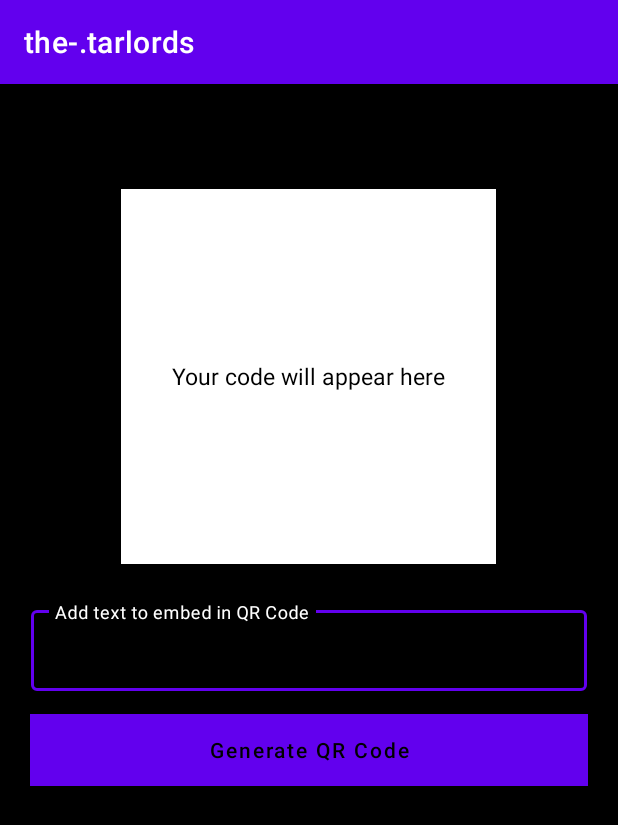
After one commit to CMPUT301W24T13/the-.tarlords, an Android app: the GenerateQRCodeActivity screen opened directly, with no data from a screen before it, on a phone screen of 412 x 824 dp. The commit adds this screen. Shown: the top 825 px of the screen. Run offline under Robolectric (Android 15) with nearby library versions, the phone set to English and light mode, and no system bars; libraries missing offline, so code that uses them is left out: androidmads.library.qrgenearator.

Commit message:
Added QR code scanning and generating
Still need to test as well as figure out how to save the QRcodes

```diff
--- /dev/null
+++ b/code/app/src/main/java/com/example/the_tarlords/ui/GenerateQRCodeActivity.java
@@ -0,0 +1,71 @@
+package com.example.the_tarlords.ui;
+
+import static android.content.ContentValues.TAG;
+
+import androidx.appcompat.app.AppCompatActivity;
+
+import android.graphics.Bitmap;
+import android.graphics.Point;
+import android.os.Bundle;
+import android.util.Log;
+import android.view.Display;
+import android.view.View;
+import android.view.WindowManager;
+import android.widget.Button;
+import android.widget.ImageView;
+import android.widget.TextView;
+import android.widget.Toast;
+
+import com.example.the_tarlords.R;
+import com.google.android.material.textfield.TextInputEditText;
+
+import java.io.IOException;
+
+import androidmads.library.qrgenearator.QRGContents;
+import androidmads.library.qrgenearator.QRGEncoder;
+import com.google.zxing.WriterException;
+
+public class GenerateQRCodeActivity extends AppCompatActivity {
+    private TextView qrCodeTV;
+    private ImageView qrCodeIV;
+    private TextInputEditText dataEdt;
+    private Button generateQRBtn;
+    private QRGEncoder qrgEncoder;
+    private Bitmap bitmap;
+    @Override
+    protected void onCreate(Bundle savedInstanceState) {
+        super.onCreate(savedInstanceState);
+        setContentView(R.layout.activity_generate_qrcode);
+        qrCodeTV = findViewById(R.id.idTVGenerateQRCode);
+        qrCodeIV = findViewById(R.id.idIVQRCode);
+        dataEdt = findViewById(R.id.idETData);
+        generateQRBtn = findViewById(R.id.idBtnGenerateQR);
+
+        generateQRBtn.setOnClickListener(new View.OnClickListener() {
+            @Override
+            public void onClick(View v) {
+                String data = dataEdt.getText().toString();
+                if(data.isEmpty()){
+                    Toast.makeText(GenerateQRCodeActivity.this, "Please enter some text to generate QR Code",Toast.LENGTH_LONG);
+                }else{
+                    WindowManager manager = (WindowManager) getSystemService(WINDOW_SERVICE);
+                    Display display = manager.getDefaultDisplay();
+                    Point point = new Point();
+                    display.getSize(point);
+                    int width = point.x;
+                    int height = point.y;
+                    int dimen = width<height ? width:height;
+                    dimen = dimen * 3/4;
+
+                    //call qrcode encoder
+                    qrgEncoder = new QRGEncoder(dataEdt.getText().toString(),null, QRGContents.Type.TEXT,dimen);
+                    bitmap = qrgEncoder.getBitmap();
+                    qrCodeTV.setVisibility(View.GONE);
+                    qrCodeIV.setImageBitmap(bitmap);
+
+                }
+            }
+        });
+
+    }
+}
--- /dev/null
+++ b/code/app/src/main/res/layout/activity_generate_qrcode.xml
@@ -0,0 +1,80 @@
+<?xml version="1.0" encoding="utf-8"?>
+<RelativeLayout xmlns:android="http://schemas.android.com/apk/res/android"
+    xmlns:app="http://schemas.android.com/apk/res-auto"
+    xmlns:tools="http://schemas.android.com/tools"
+    android:layout_width="match_parent"
+    android:layout_height="match_parent"
+    android:background="@color/black"
+    tools:context=".ui.GenerateQRCodeActivity">
+    <FrameLayout
+        android:layout_width="250dp"
+        android:layout_height="wrap_content"
+        android:id="@+id/idFLQRCode"
+        android:layout_centerHorizontal="true"
+        android:layout_marginTop="70dp"
+        >
+        <TextView
+            android:layout_width="match_parent"
+            android:layout_height="wrap_content"
+            android:layout_gravity="center"
+            android:text="Your code will appear here"
+            android:textColor="@color/black"
+            android:textAllCaps="false"
+            android:textAlignment="center"
+            android:elevation="1dp"
+            android:padding="4dp"
+            android:textSize="15sp"
+            android:id="@+id/idTVGenerateQRCode"
+            />
+        <ImageView
+            android:layout_width="250dp"
+            android:layout_height="250dp"
+            android:background="@color/white"
+            android:id="@+id/idIVQRCode"
+            />
+
+    </FrameLayout>
+
+    <com.google.android.material.textfield.TextInputLayout
+        android:layout_width="match_parent"
+        android:layout_height="wrap_content"
+        android:layout_below="@+id/idFLQRCode"
+        android:layout_marginLeft="15dp"
+        android:layout_marginTop="20dp"
+        android:layout_marginRight="15dp"
+        android:hint="Add text to embed in QR Code"
+        android:padding="5dp"
+        android:textColorHint="@color/white"
+        android:id="@+id/idTILData"
+        app:hintTextColor="@color/white"
+
+        style="@style/Widget.MaterialComponents.TextInputLayout.OutlinedBox">
+        <com.google.android.material.textfield.TextInputEditText
+            android:layout_width="match_parent"
+            android:layout_height="match_parent"
+            android:id="@+id/idETData"
+            android:ems="10"
+            android:importantForAutofill="no"
+            android:inputType="textMultiLine"
+            android:textColor="@color/white"
+            android:textColorHint="@color/white"
+            android:textSize="14sp"/>
+    </com.google.android.material.textfield.TextInputLayout>
+    <Button
+        android:layout_width="match_parent"
+        android:layout_height="wrap_content"
+        android:layout_below="@id/idTILData"
+        android:layout_marginStart="20dp"
+        android:layout_marginEnd="20dp"
+        android:layout_marginTop="10dp"
+        android:layout_marginBottom="10dp"
+        android:background="@color/purple_200"
+        android:text="Generate QR Code"
+        android:textAllCaps="false"
+        android:textColor="@color/black"
+        android:id="@+id/idBtnGenerateQR"/>
+
+
+
+
+</RelativeLayout>
--- a/code/app/src/main/res/values/strings.xml
+++ b/code/app/src/main/res/values/strings.xml
@@ -128,4 +128,5 @@
     <string name="attachment_summary_off">Only download attachments when manually requested</string>
     <string name="qr_scan_fab">Scan QR Code</string>
     <string name="edit_profile">edit profile</string>
+    <string name="title_activity_generate_qrcode">GenerateQRCodeActivity</string>
 </resources>
--- a/code/app/src/main/res/values/themes.xml
+++ b/code/app/src/main/res/values/themes.xml
@@ -13,10 +13,13 @@
         <item name="android:statusBarColor">?attr/colorPrimaryVariant</item>
         <!-- Customize your theme here. -->
     </style>
+
     <style name="Theme.Thetarlords.NoActionBar">
         <item name="windowActionBar">false</item>
         <item name="windowNoTitle">true</item>
     </style>
+
     <style name="Theme.Thetarlords.AppBarOverlay" parent="ThemeOverlay.AppCompat.Dark.ActionBar" />
+
     <style name="Theme.Thetarlords.PopupOverlay" parent="ThemeOverlay.AppCompat.Light" />
 </resources>
--- a/code/build.gradle.kts
+++ b/code/build.gradle.kts
@@ -1,4 +1,5 @@
 // Top-level build file where you can add configuration options common to all sub-projects/modules.
 plugins {
     id("com.android.application") version "8.2.1" apply false
+    id("org.jetbrains.kotlin.android") version "1.9.0" apply false
 }
--- a/code/settings.gradle.kts
+++ b/code/settings.gradle.kts
@@ -10,6 +10,7 @@ dependencyResolutionManagement {
     repositories {
         google()
         mavenCentral()
+        maven { url = uri("https://www.jitpack.io") }
     }
 }
 
```
Also changed, not shown: code/app/build.gradle.kts (+38 -0 lines), code/app/src/main/AndroidManifest.xml (+25 -3 lines), code/app/src/main/java/com/example/the_tarlords/ui/CaptureAct.java (added, +7 -0 lines), code/app/src/main/java/com/example/the_tarlords/ui/ScanQRCodeActivity.java (added, +56 -0 lines), code/app/src/main/res/layout/activity_scan_qrcode.xml (added, +18 -0 lines).
